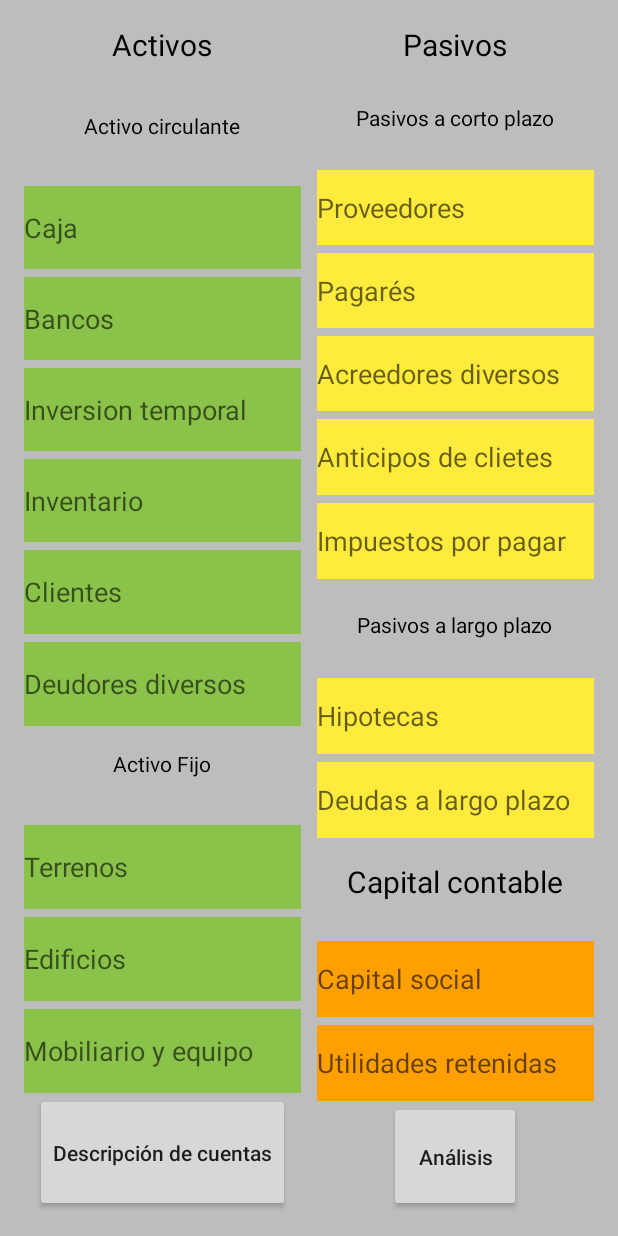
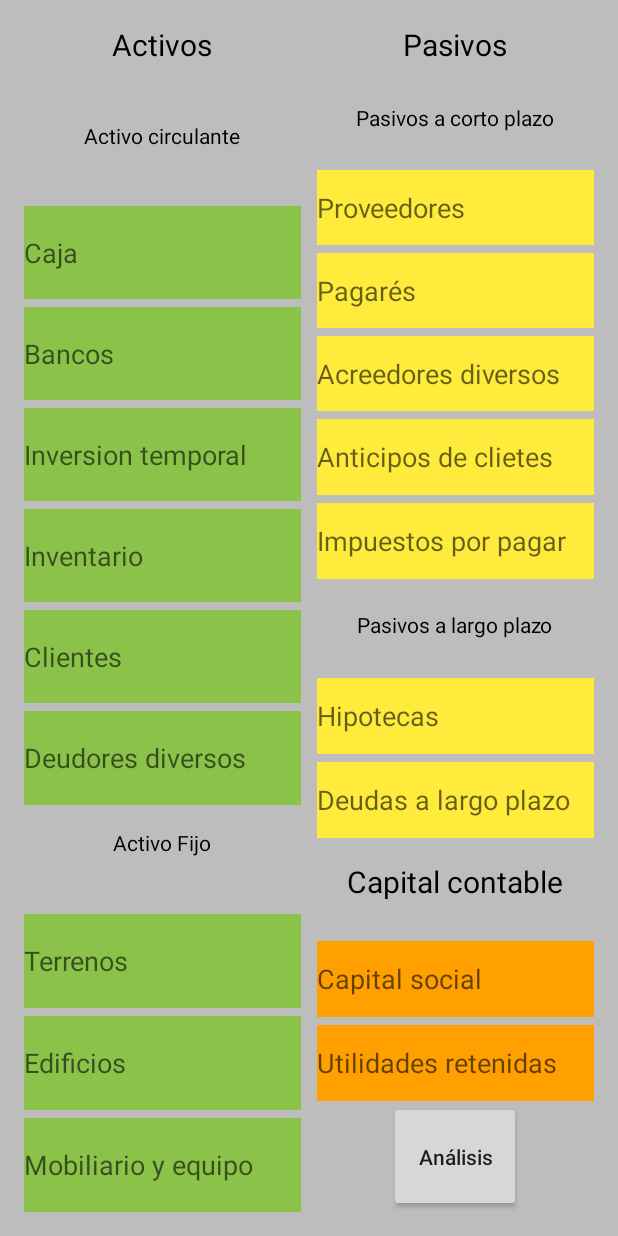
Before and after one commit to marcosArmando/ProyectoFinalParte1, an Android app: the RazFin2Activity screen opened directly, with no data from a screen before it, on a phone screen of 412 x 824 dp. Run offline under Robolectric (Android 15) with nearby library versions, the phone set to English and light mode, and no system bars; 2 statements that could not run were skipped.

Commit message:
initial commit

```diff
--- a/app/build.gradle
+++ b/app/build.gradle
@@ -2,7 +2,7 @@ apply plugin: 'com.android.application'
 
 android {
     compileSdkVersion 24
-    buildToolsVersion "24.0.3"
+    buildToolsVersion '25.0.0'
     defaultConfig {
         applicationId "com.yucatancorp.razonamientofinanciero"
         minSdkVersion 15
@@ -25,5 +25,5 @@ dependencies {
         exclude group: 'com.android.support', module: 'support-annotations'
     })
     compile 'com.android.support:appcompat-v7:24.2.1'
-    testCompile 'junit:junit:4.12'
-}
+    compile 'com.android.support:design:24.2.1'
+    testCompile 'junit:junit:4.12'}
--- a/app/src/main/res/layout/activity_raz_fin2.xml
+++ b/app/src/main/res/layout/activity_raz_fin2.xml
@@ -144,15 +144,7 @@
                 android:layout_marginTop="@dimen/margen"
                 android:inputType="numberDecimal"/>
 
-            <Button
-                android:id="@+id/botonSecundario"
-                android:layout_width="wrap_content"
-                android:layout_height="wrap_content"
-                android:layout_weight="1"
-                android:layout_gravity="center"
-                android:text="@string/boton2"
-                android:textSize="@dimen/botones2act"
-                android:textAllCaps="false"/>
+
 
         </LinearLayout>
 
--- a/build.gradle
+++ b/build.gradle
@@ -5,7 +5,7 @@ buildscript {
         jcenter()
     }
     dependencies {
-        classpath 'com.android.tools.build:gradle:2.2.2'
+        classpath 'com.android.tools.build:gradle:2.3.3'
 
         // NOTE: Do not place your application dependencies here; they belong
         // in the individual module build.gradle files
```
Also changed, not shown: gradle/wrapper/gradle-wrapper.properties.
